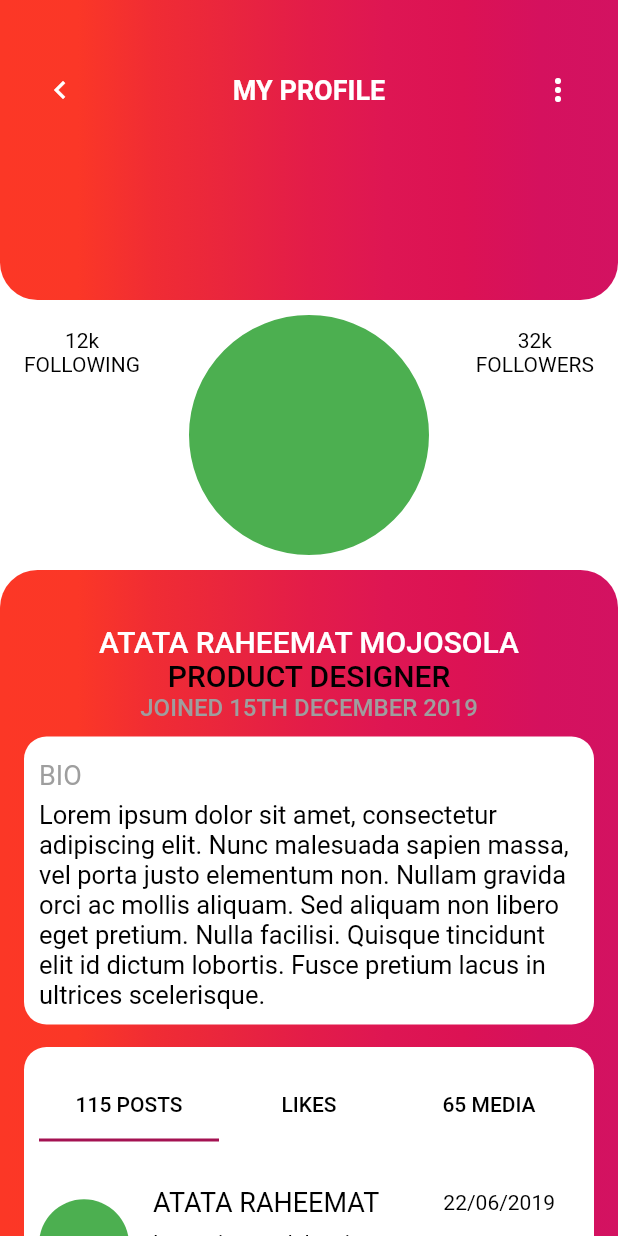
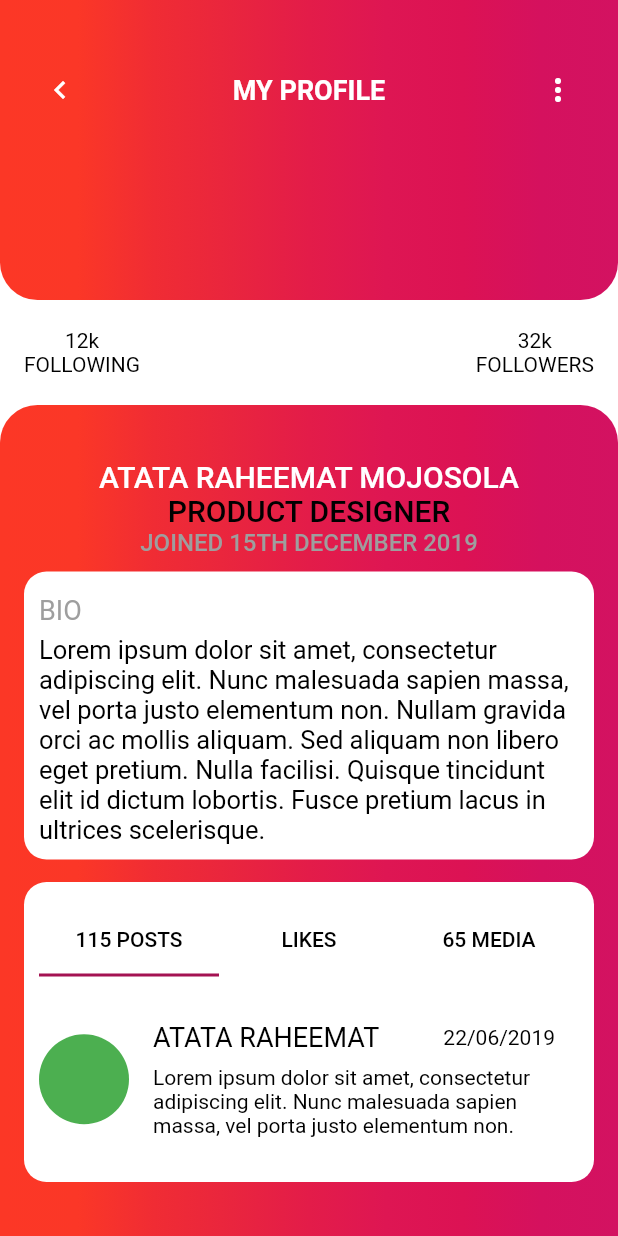
Before and after one commit to iamEtornam/Profile-UI-Challenge, a Flutter app: the screen it shows after launch, on a phone screen of 412 x 824 dp. Run offline on Flutter 3.47's test engine with Material 2 defaults, Android fonts, the phone set to English and light mode, and no system bars.

Commit message:
Update main.dart

```diff
--- a/lib/main.dart
+++ b/lib/main.dart
@@ -20,15 +20,24 @@ class ProfilePage extends StatelessWidget {
   @override
   Widget build(BuildContext context) {
     return Scaffold(
-      appBar: PreferredSize(
-        child: profileHeaderWidget(context),
-        preferredSize: Size.fromHeight(200),
+      body: SingleChildScrollView(
+        child: Column(
+          children: <Widget>[
+            Wrap(
+              children: <Widget>[
+                Align(
+                    alignment: Alignment.topCenter,
+                    child: profileHeaderWidget(context)),
+                Align(
+                    alignment: Alignment.center,
+                    child: profilePictureWidget(context)),
+                Align(
+                    alignment: Alignment.bottomCenter,
+                    child: profileBodyWidget(context)),
+              ],
             ),
-      body: ListView(
-        children: <Widget>[
-          profilePictureWidget(context),
-          profileBodyWidget(context),
           ],
+        ),
       ),
     );
   }
@@ -36,10 +45,7 @@ class ProfilePage extends StatelessWidget {
   Widget profileHeaderWidget(BuildContext context) {
     return Container(
       height: 200,
-      width: MediaQuery
-          .of(context)
-          .size
-          .width,
+      width: MediaQuery.of(context).size.width,
       padding: const EdgeInsets.fromLTRB(16, 36, 16, 10),
       decoration: BoxDecoration(
           borderRadius: BorderRadius.only(
@@ -85,14 +91,8 @@ class ProfilePage extends StatelessWidget {
 
   Widget profileBodyWidget(BuildContext context) {
     return Container(
-      width: MediaQuery
-          .of(context)
-          .size
-          .width,
-      height: MediaQuery
-          .of(context)
-          .size
-          .height,
+      width: MediaQuery.of(context).size.width,
+      height: MediaQuery.of(context).size.height,
       padding: const EdgeInsets.fromLTRB(16, 36, 16, 10),
       decoration: BoxDecoration(
           borderRadius: BorderRadius.only(
@@ -124,10 +124,7 @@ class ProfilePage extends StatelessWidget {
           ),
           Container(
             padding: const EdgeInsets.fromLTRB(10, 15, 10, 10),
-            width: MediaQuery
-                .of(context)
-                .size
-                .width,
+            width: MediaQuery.of(context).size.width,
             decoration: BoxDecoration(
                 color: Colors.white, borderRadius: BorderRadius.circular(15)),
             child: Column(
@@ -153,10 +150,7 @@ class ProfilePage extends StatelessWidget {
           ),
           Container(
             padding: const EdgeInsets.fromLTRB(10, 15, 10, 10),
-            width: MediaQuery
-                .of(context)
-                .size
-                .width,
+            width: MediaQuery.of(context).size.width,
             height: 200,
             decoration: BoxDecoration(
                 color: Colors.white, borderRadius: BorderRadius.circular(15)),
@@ -229,18 +223,12 @@ class ProfilePage extends StatelessWidget {
                     ),
                     Container(
                       padding: const EdgeInsets.fromLTRB(10, 15, 10, 10),
-                      width: MediaQuery
-                          .of(context)
-                          .size
-                          .width,
+                      width: MediaQuery.of(context).size.width,
                       height: 200,
                     ),
                     Container(
                       padding: const EdgeInsets.fromLTRB(10, 15, 10, 10),
-                      width: MediaQuery
-                          .of(context)
-                          .size
-                          .width,
+                      width: MediaQuery.of(context).size.width,
                       height: 200,
                     ),
                   ],
@@ -256,13 +244,9 @@ class ProfilePage extends StatelessWidget {
   Widget profilePictureWidget(BuildContext context) {
     return Stack(
       children: <Widget>[
-        Center(
-          child: Container(
+        Container(
           height: 70,
-            width: MediaQuery
-                .of(context)
-                .size
-                .width,
+          width: MediaQuery.of(context).size.width,
           color: Colors.white,
           child: Padding(
             padding: const EdgeInsets.all(16.0),
@@ -279,8 +263,7 @@ class ProfilePage extends StatelessWidget {
                           style: TextStyle(
                             color: Colors.black,
                           )),
-                        Text('FOLLOWING',
-                            style: TextStyle(color: Colors.black)),
+                      Text('FOLLOWING', style: TextStyle(color: Colors.black)),
                     ],
                   ),
                   Column(
@@ -291,8 +274,7 @@ class ProfilePage extends StatelessWidget {
                           style: TextStyle(
                             color: Colors.black,
                           )),
-                        Text('FOLLOWERS',
-                            style: TextStyle(color: Colors.black)),
+                      Text('FOLLOWERS', style: TextStyle(color: Colors.black)),
                     ],
                   ),
                 ],
@@ -300,19 +282,17 @@ class ProfilePage extends StatelessWidget {
             ),
           ),
         ),
-        ),
-        Positioned(
-          child: Center(
-            child: Container(
-              width: 180,
-              height: 180,
-              decoration: BoxDecoration(
-                  color: Colors.green,
-                  borderRadius: BorderRadius.circular(90),
-                  border: Border.all(width: 10, color: Colors.white)),
-            ),
-          ),
-        ),
+//        Align(
+//          alignment: Alignment.center,
+//          child: Container(
+//            width: 180,
+//            height: 180,
+//            decoration: BoxDecoration(
+//                color: Colors.green,
+//                borderRadius: BorderRadius.circular(90),
+//                border: Border.all(width: 10, color: Colors.white)),
+//          ),
+//        ),
       ],
     );
   }
```
Lines whose indentation alone changed are shown as unchanged.
